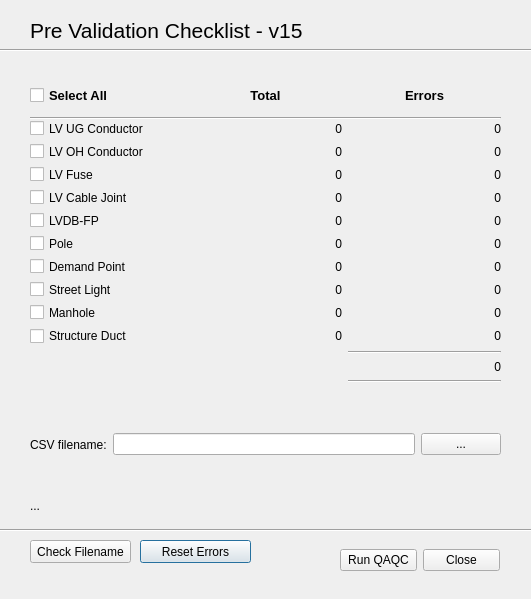
Above: lv_pre_validation_dialog_base.ui from manjacat/lv_pre_validation before the change. Below: the same form after it.
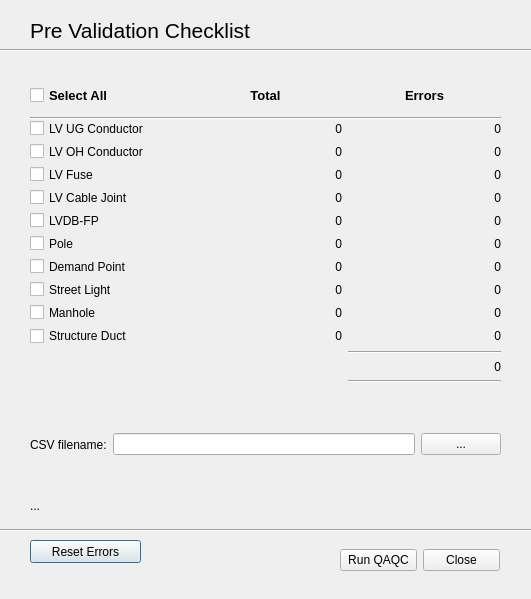
That is the form after the change.

Diff of the .ui file:
```diff
--- a/lv_pre_validation_dialog_base.ui
+++ b/lv_pre_validation_dialog_base.ui
@@ -37,7 +37,7 @@
     </font>
    </property>
    <property name="text">
-    <string>Pre Validation Checklist - v15</string>
+    <string>Pre Validation Checklist</string>
    </property>
   </widget>
   <widget class="Line" name="line">
@@ -56,7 +56,7 @@
   <widget class="QPushButton" name="pushButton_clear">
    <property name="geometry">
     <rect>
-     <x>140</x>
+     <x>30</x>
      <y>540</y>
      <width>111</width>
      <height>23</height>
@@ -66,19 +66,6 @@
     <string>Reset Errors</string>
    </property>
   </widget>
-  <widget class="QPushButton" name="pushButton_filename">
-   <property name="geometry">
-    <rect>
-     <x>30</x>
-     <y>540</y>
-     <width>101</width>
-     <height>23</height>
-    </rect>
-   </property>
-   <property name="text">
-    <string>Check Filename</string>
-   </property>
-  </widget>
   <widget class="Line" name="line_2">
    <property name="geometry">
     <rect>
```
